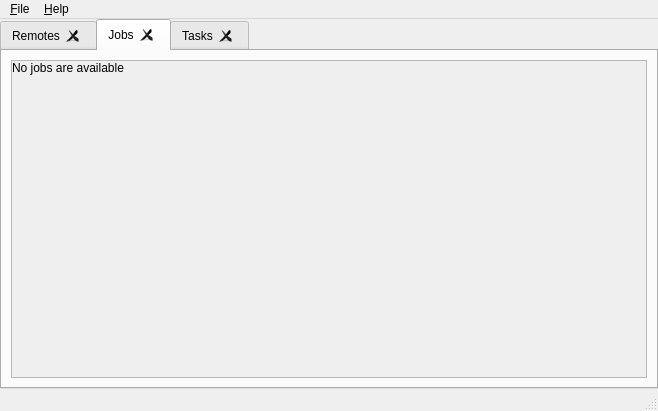
Qt form src/main_window.ui (holazt/RcloneBrowser) before a commit.
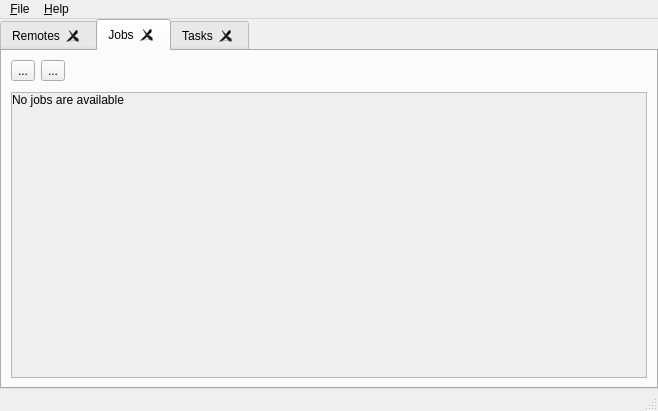
The same form after that commit. The open tabs and pages were chosen to show the change.

Commit message: added stop all running jobs and clean all inactive

```diff
--- a/src/main_window.ui
+++ b/src/main_window.ui
@@ -142,6 +142,59 @@
         <string>Jobs</string>
        </attribute>
        <layout class="QVBoxLayout" name="verticalLayout_2">
+        <item>
+         <layout class="QHBoxLayout" name="horizontalLayout_3">
+          <item>
+           <widget class="QToolButton" name="buttonStopAllJobs">
+            <property name="text">
+             <string>...</string>
+            </property>
+            <property name="toolButtonStyle">
+             <enum>Qt::ToolButtonTextUnderIcon</enum>
+            </property>
+           </widget>
+          </item>
+          <item>
+           <widget class="QToolButton" name="buttonCleanNotRunning">
+            <property name="text">
+             <string>...</string>
+            </property>
+            <property name="toolButtonStyle">
+             <enum>Qt::ToolButtonTextUnderIcon</enum>
+            </property>
+           </widget>
+          </item>
+          <item>
+           <spacer name="horizontalSpacer_3">
+            <property name="orientation">
+             <enum>Qt::Horizontal</enum>
+            </property>
+            <property name="sizeHint" stdset="0">
+             <size>
+              <width>40</width>
+              <height>20</height>
+             </size>
+            </property>
+           </spacer>
+          </item>
+         </layout>
+        </item>
+        <item>
+         <spacer name="verticalSpacer_4">
+          <property name="orientation">
+           <enum>Qt::Vertical</enum>
+          </property>
+          <property name="sizeType">
+           <enum>QSizePolicy::Fixed</enum>
+          </property>
+          <property name="sizeHint" stdset="0">
+           <size>
+            <width>20</width>
+            <height>5</height>
+           </size>
+          </property>
+         </spacer>
+        </item>
         <item>
          <widget class="QScrollArea" name="jobsArea">
           <property name="widgetResizable">
@@ -153,7 +206,7 @@
              <x>0</x>
              <y>0</y>
              <width>610</width>
-             <height>299</height>
+             <height>250</height>
             </rect>
            </property>
            <layout class="QVBoxLayout" name="verticalLayout_4">
```
Left out of the diff: 35 changed lines with no effect on the pictures. The commit also changes 9 other files.
